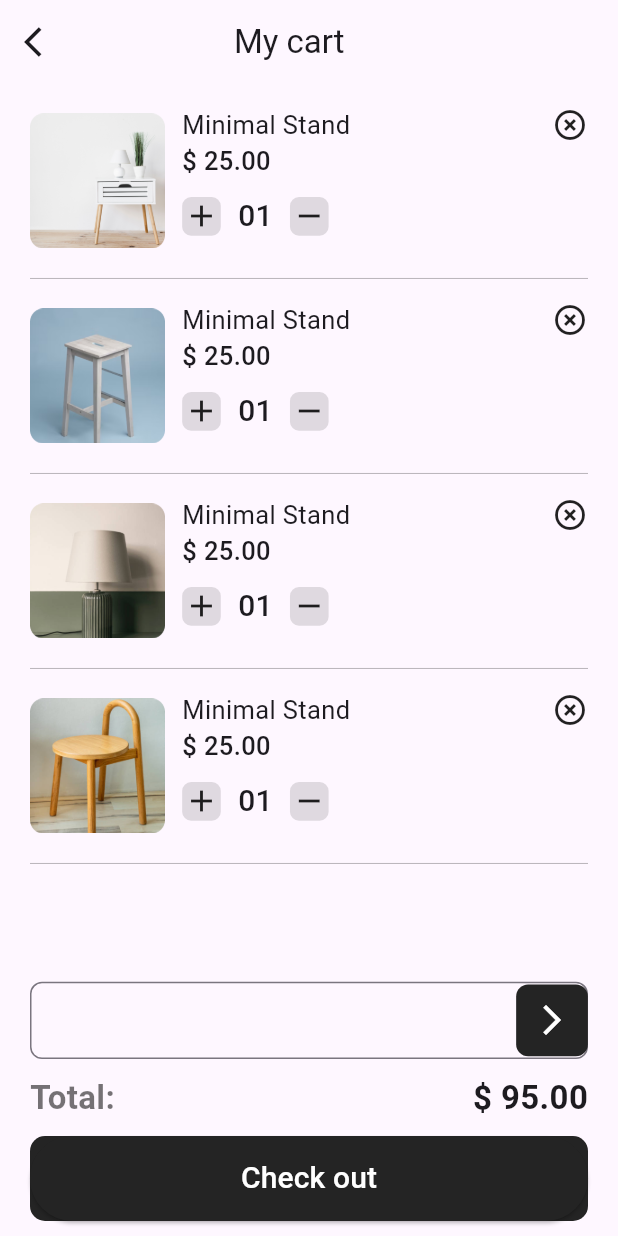
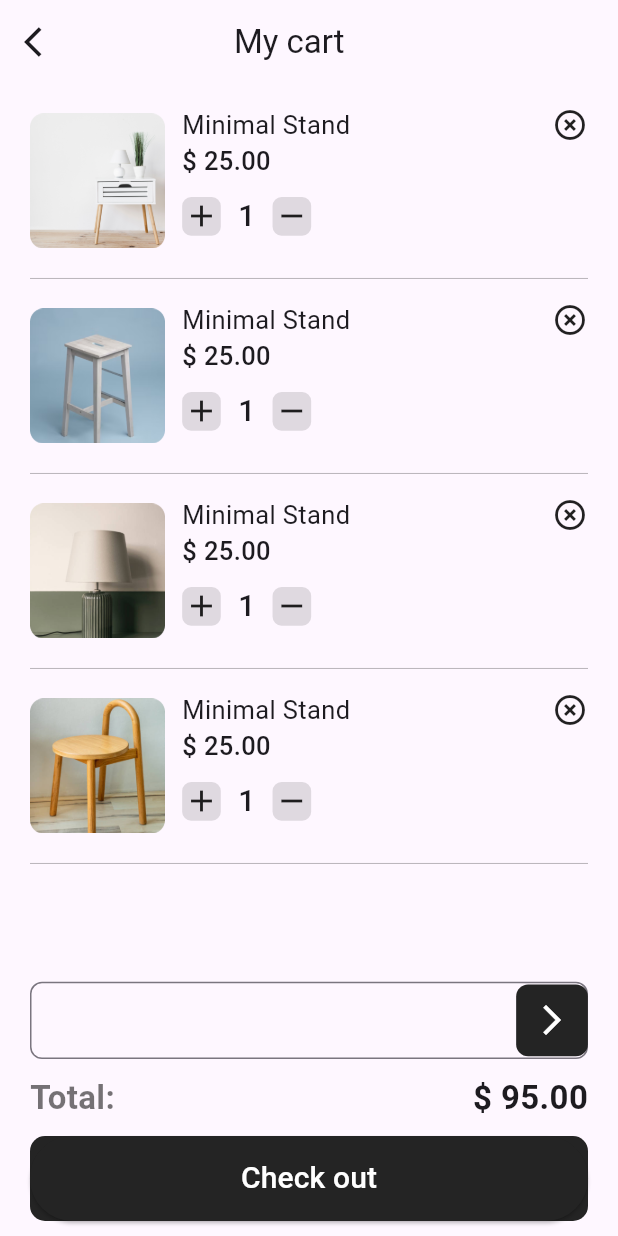
Before and after one commit to pkathiriya62/furniture, a Flutter app: the CartScreen screen opened directly, on a phone screen of 412 x 824 dp. Run offline on Flutter 3.47's test engine with Material 3 defaults, Android fonts, the phone set to English and light mode, and no system bars; our stand-ins replace flutter_screenutil, get, google_fonts, shared_preferences; accounts and stored records are empty; network calls fail; Roboto replaces fonts that are missing (TextStyle).

Commit message:
cart inc,dec

```diff
--- a/lib/view/cartscreen.dart
+++ b/lib/view/cartscreen.dart
@@ -25,6 +25,8 @@ class CartScreen extends StatefulWidget {
 }
 
 class _CartScreenState extends State<CartScreen> {
+  List<int> number = List.generate(4, (index) => 1).obs;
+  var a = 1.obs;
   @override
   Widget build(BuildContext context) {
     return Scaffold(
@@ -32,8 +34,7 @@ class _CartScreenState extends State<CartScreen> {
         title: const Text('My cart'),
         titleSpacing: 100,
         leading: InkWell(
-            onTap: () =>Get.to(BottomNavigation()),
-
+            onTap: () => Get.to(BottomNavigation()),
             child: Icon(Icons.arrow_back_ios)),
       ),
       body: Column(
@@ -101,16 +102,22 @@ class _CartScreenState extends State<CartScreen> {
                                             color: Colors.black12,
                                             borderRadius:
                                                 BorderRadius.circular(6)),
-                                        child: const Icon(Icons.add),
+                                        child: InkWell(
+                                            onTap: () {
+                                              number[index]++;
+                                            },
+                                            child: Icon(Icons.add)),
                                       ),
                                       SizedBox(
                                         width: 10.w,
                                       ),
-                                      const Text(
-                                        '01',
-                                        style: TextStyle(
-                                          fontSize: 20,
-                                          fontWeight: FontWeight.w500,
+                                      Obx(
+                                        () => Text(
+                                          number[index].toString(),
+                                          style: TextStyle(
+                                            fontSize: 20,
+                                            fontWeight: FontWeight.w500,
+                                          ),
                                         ),
                                       ),
                                       SizedBox(
@@ -123,7 +130,16 @@ class _CartScreenState extends State<CartScreen> {
                                             color: Colors.black12,
                                             borderRadius:
                                                 BorderRadius.circular(6)),
-                                        child: const Icon(Icons.remove),
+                                        child: InkWell(
+                                            onTap: () {
+                                              if(number[index]==1){
+
+                                              }
+                                              else{
+                                              number[index]--;
+                                              }
+                                            },
+                                            child: Icon(Icons.remove)),
                                       ),
                                     ],
                                   ),
@@ -218,7 +234,7 @@ class _CartScreenState extends State<CartScreen> {
           Padding(
             padding: const EdgeInsets.symmetric(horizontal: 20, vertical: 10),
             child: GlobleButton(
-              onTap: () =>Get.to(ChackOutScreen()),
+              onTap: () => Get.to(ChackOutScreen()),
               button: 'Check out',
             ),
           ),
```
Also changed, not shown: lib/common/Apptext.dart (+7 -0 lines), lib/main.dart (+3 -7 lines), lib/view/notificationscreen.dart (added, +24 -0 lines).
